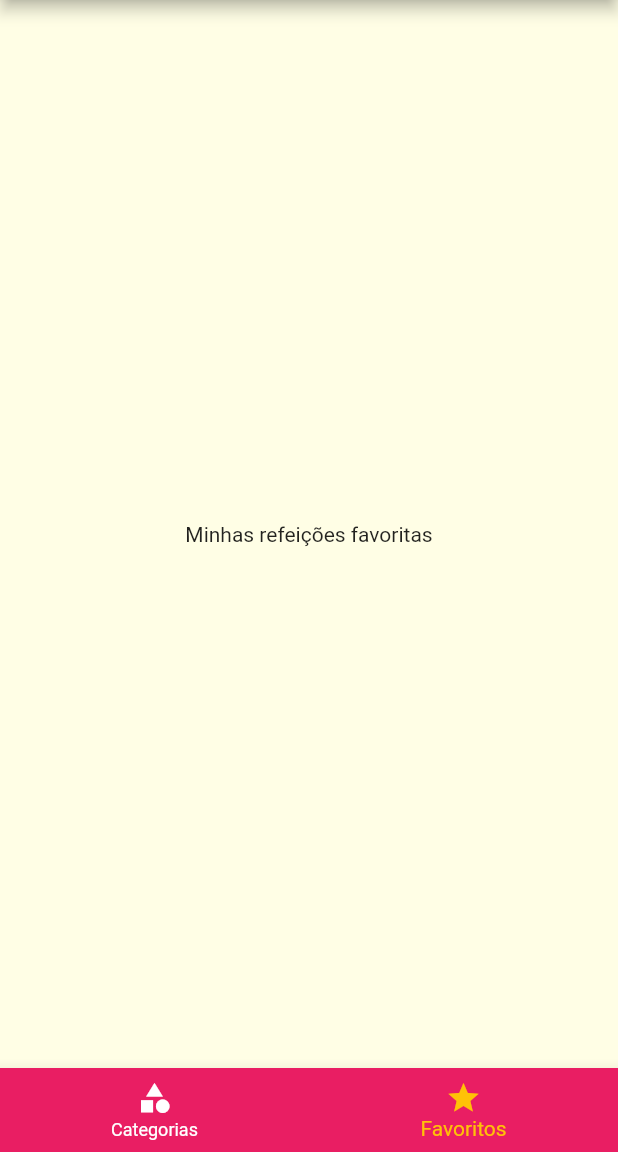
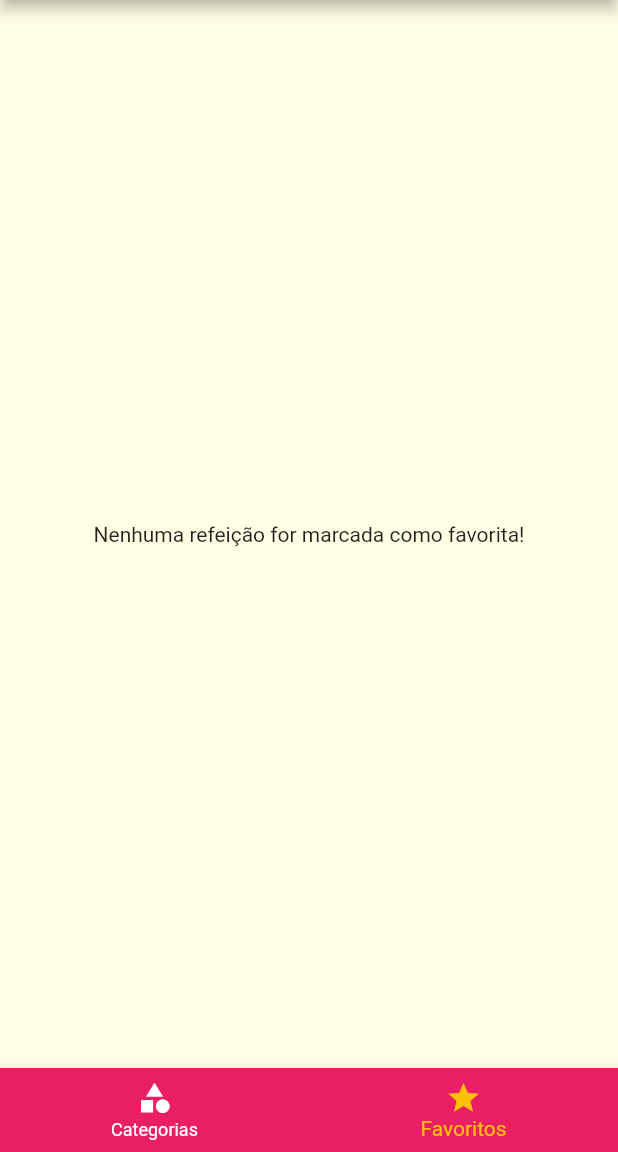
Before and after one commit to MrGabrielBP/meals, a Flutter app: the screen it shows after launch, item 2 of the bottom bar chosen, on a phone screen of 412 x 824 dp, the part 84-1236 px from its top. Run offline on Flutter 3.47's test engine with Material 2 defaults, Android fonts, the phone set to English and light mode, and no system bars.

Commit message:
configurando a marcação da refeição como favorita

```diff
--- a/lib/main.dart
+++ b/lib/main.dart
@@ -23,6 +23,7 @@ class _MyAppState extends State<MyApp> {
     isVegetarian: false,
   );
   List<Meal> _availableMeals = DUMMY_MEALS;
+  List<Meal> _favoriteMeals = [];
   void _filterMeals(Settings settings) {
     setState(() {
       this.settings = settings;
@@ -40,6 +41,18 @@ class _MyAppState extends State<MyApp> {
             !filterVegetarian;
       }).toList();
     });
+  }
+
+  void _toggleFavorites(Meal meal) {
+    setState(() {
+      _favoriteMeals.contains(meal)
+          ? _favoriteMeals.remove(meal)
+          : _favoriteMeals.add(meal);
+    });
+  }
+
+  bool _isFavorite(Meal meal) {
+    return _favoriteMeals.contains(meal);
   }
 
   @override
@@ -62,10 +75,11 @@ class _MyAppState extends State<MyApp> {
       //Cria rotas nomeadas.
       routes: {
         // rota '/': inicial
-        AppRoutes.HOME: (ctx) => TabsScreen(),
+        AppRoutes.HOME: (ctx) => TabsScreen(_favoriteMeals),
         AppRoutes.CATEGORIES_MEALS: (ctx) =>
             CategoriesMealsScreen(_availableMeals),
-        AppRoutes.MEAL_DETAIL: (ctx) => MealDetailScreen(),
+        AppRoutes.MEAL_DETAIL: (ctx) =>
+            MealDetailScreen(_toggleFavorites, _isFavorite),
         AppRoutes.SETTINGS: (ctx) => SettingsScreen(settings, _filterMeals),
       },
     );
--- a/lib/screens/favorite_screen.dart
+++ b/lib/screens/favorite_screen.dart
@@ -1,10 +1,21 @@
 import 'package:flutter/material.dart';
+import 'package:meals/models/meal.dart';
+import '../components/meal_item.dart';
 
 class FavoriteScreen extends StatelessWidget {
+  final List<Meal> favoriteMeals;
+  const FavoriteScreen(this.favoriteMeals);
   @override
   Widget build(BuildContext context) {
-    return Center(
-      child: Text('Minhas refeições favoritas'),
-    );
+    return favoriteMeals.isEmpty
+        ? Center(
+            child: Text('Nenhuma refeição for marcada como favorita!'),
+          )
+        : ListView.builder(
+            itemCount: favoriteMeals.length,
+            itemBuilder: (ctx, index) {
+              return MealItem(favoriteMeals[index]);
+            },
+          );
   }
 }
--- a/lib/screens/tabs_screen.dart
+++ b/lib/screens/tabs_screen.dart
@@ -1,19 +1,34 @@
 import 'package:flutter/material.dart';
 import 'package:meals/components/main_drawer.dart';
+import 'package:meals/models/meal.dart';
 import './categories_screens.dart';
 import './favorite_screen.dart';
 
 class TabsScreen extends StatefulWidget {
+  final List<Meal> favoriteMeals;
+  const TabsScreen(this.favoriteMeals);
   @override
   _TabsScreenState createState() => _TabsScreenState();
 }
 
 class _TabsScreenState extends State<TabsScreen> {
   int _selectedScreenIndex = 0;
-  final List<Map<String, Object>> _screens = [
-    {'title': 'Lista de Categorias', 'screen': CategoriesScreen()},
-    {'title': 'Meus Favoritos', 'screen': FavoriteScreen()},
-  ];
+  List<Map<String, Object>> _screens;
+
+  @override
+  void initState() {
+    super.initState();
+    _screens = [
+      {
+        'title': 'Lista de Categorias',
+        'screen': CategoriesScreen(),
+      },
+      {
+        'title': 'Meus Favoritos',
+        'screen': FavoriteScreen(widget.favoriteMeals),
+      },
+    ];
+  }
 
   void _selectScreen(int index) {
     setState(() {
```
Also changed, not shown: lib/screens/meal_detail_screen.dart (+8 -3 lines).
